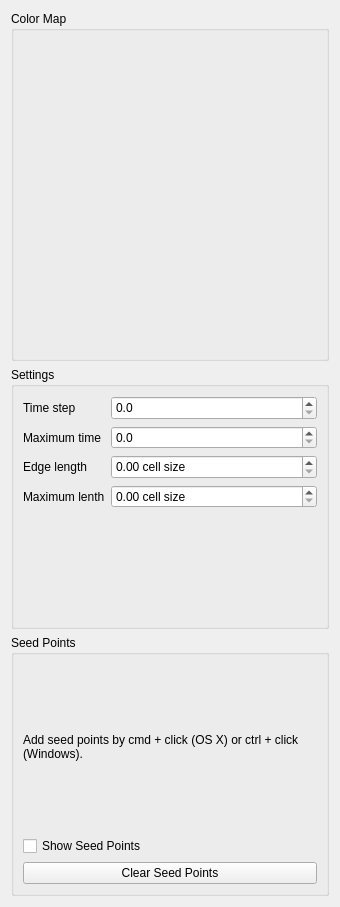
bvanloon/Scientific-Visualization, file smoke/view/streamlinestab.ui: the form before one commit.
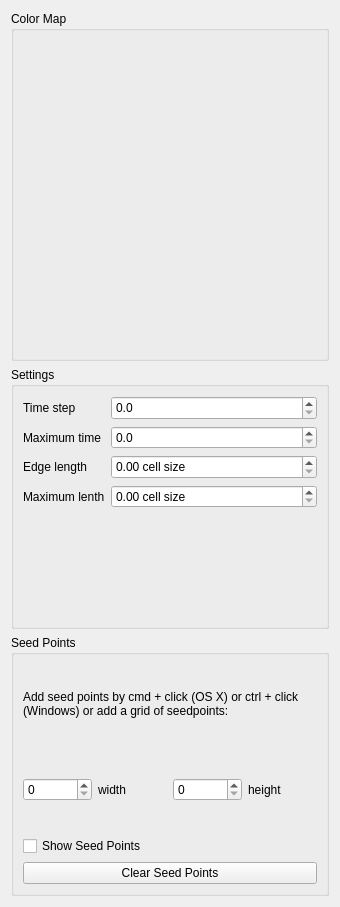
The form after the commit. Custom widgets are drawn as their Qt base class.

Commit message: Add grid of seedpoints from the UI.

Patch:
```diff
--- a/smoke/view/streamlinestab.ui
+++ b/smoke/view/streamlinestab.ui
@@ -166,13 +166,37 @@
       <item>
        <widget class="QLabel" name="seedPointsExplanationLabel">
         <property name="text">
-         <string>Add seed points by cmd + click (OS X) or ctrl + click (Windows).</string>
+         <string>Add seed points by cmd + click (OS X) or ctrl + click (Windows) or add a grid of seedpoints:</string>
         </property>
         <property name="wordWrap">
          <bool>true</bool>
         </property>
        </widget>
       </item>
+      <item>
+       <layout class="QHBoxLayout" name="horizontalLayout">
+        <item>
+         <widget class="QSpinBox" name="gridWidthSpinBox"/>
+        </item>
+        <item>
+         <widget class="QLabel" name="gridWidthLabel">
+          <property name="text">
+           <string>width</string>
+          </property>
+         </widget>
+        </item>
+        <item>
+         <widget class="QSpinBox" name="gridHeightSpinBox"/>
+        </item>
+        <item>
+         <widget class="QLabel" name="gridHeightLabel">
+          <property name="text">
+           <string>height</string>
+          </property>
+         </widget>
+        </item>
+       </layout>
+      </item>
       <item>
        <widget class="QCheckBox" name="showSeedPoinsCheckBox">
         <property name="text">
```
The commit also changes 4 other files.
